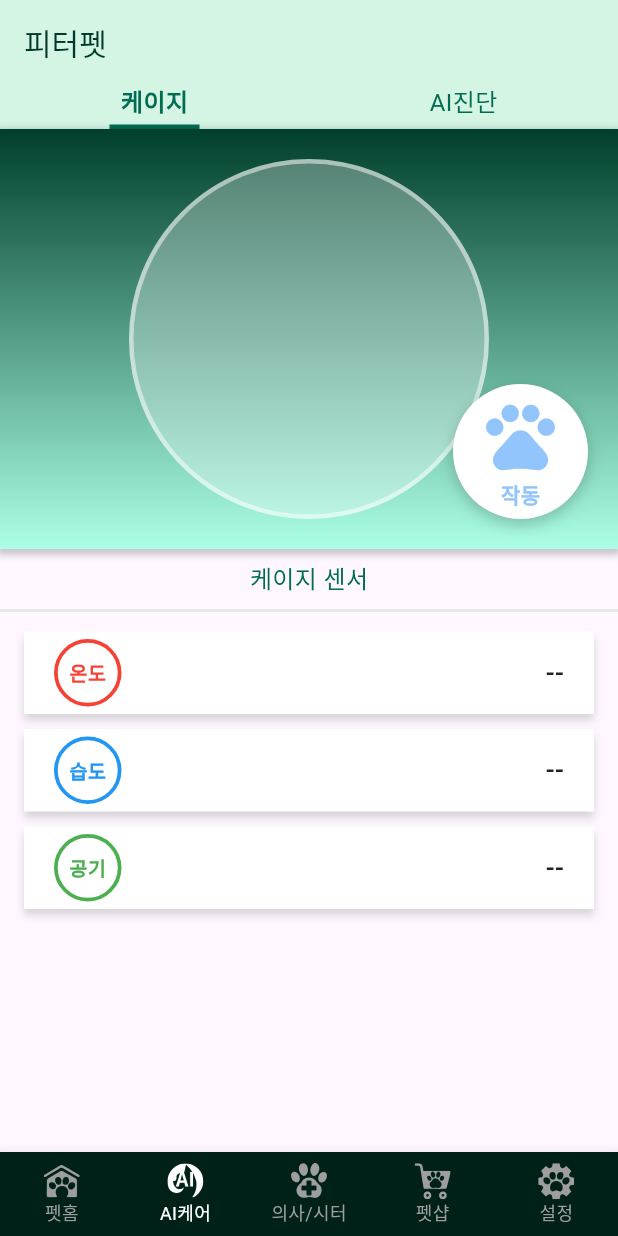
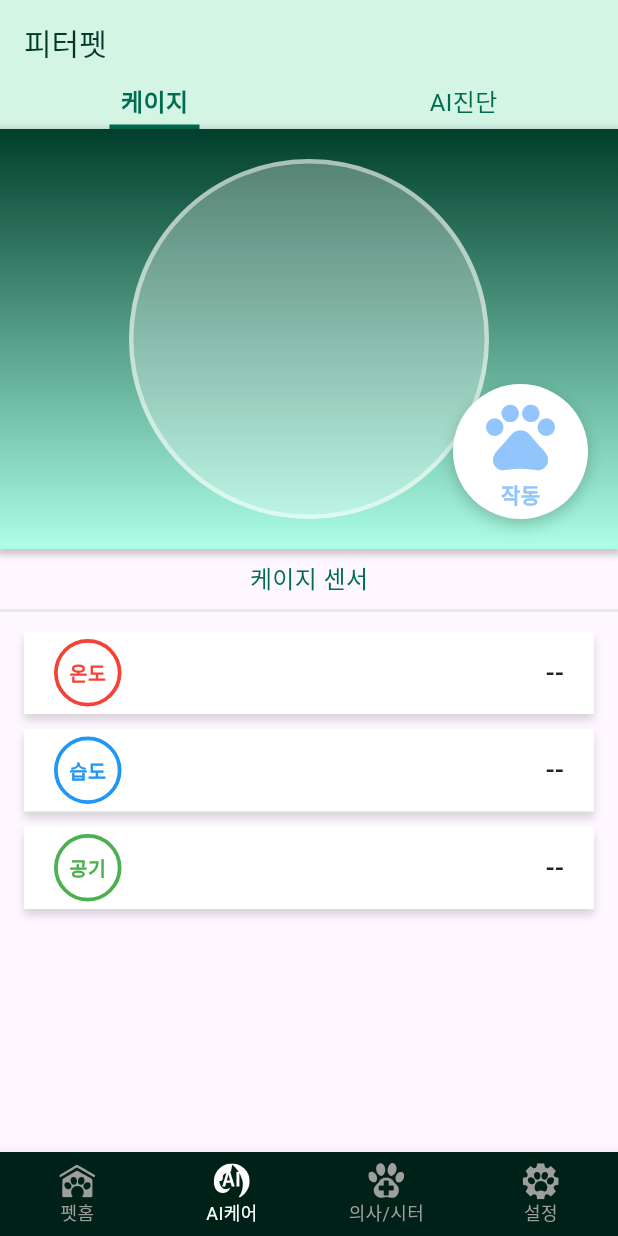
Before and after one commit to bsljm2002/pet, a Flutter app: the MainScreen screen opened by its route, item 2 of the bottom bar chosen, on a phone screen of 412 x 824 dp. Run offline on Flutter 3.47's test engine with Material 3 defaults, Android fonts, the phone set to English and light mode, and no system bars; our stand-ins replace firebase_core, firebase_database, firebase_messaging, flutter_svg, image_picker, table_calendar; missing offline and left inert: kakao_map_plugin, kpostal; accounts and stored records are empty; generated files the repository leaves out were written again.

Commit message:
펫샵 기능 완전 제거 (네비게이션 바 포함)

```diff
--- a/front/main/lib/main.dart
+++ b/front/main/lib/main.dart
@@ -11,7 +11,6 @@ import 'screens/splash_screen.dart';
 import 'screens/home_screen.dart';
 import 'screens/ai_care_screen.dart';
 import 'screens/hospital_screen.dart';
-import 'screens/pet_shop_screen.dart';
 import 'screens/settings_screen.dart';
 import 'widgets/custom_app_bar.dart';
 import 'widgets/custom_bottom_nav.dart';
@@ -114,12 +113,11 @@ class _MainScreenState extends State<MainScreen> {
     _currentIndex = widget.initialIndex; // 초기 인덱스 설정
 
     // 각 탭에 해당하는 화면들의 리스트
-    // 0: 홈 (펫프로필/펫일기), 1: AI케어 (케이지/AI진단), 2: 동물병원, 3: 펫샵, 4: 설정
+    // 0: 홈 (펫프로필/펫일기), 1: AI케어 (케이지/AI진단), 2: 동물병원, 3: 설정
     _screens = [
       HomeScreen(initialTabIndex: widget.homeTabIndex),
       AiCareScreen(),
       HospitalScreen(),
-      PetShopScreen(),
       SettingsScreen(),
     ];
   }
--- a/front/main/lib/widgets/custom_bottom_nav.dart
+++ b/front/main/lib/widgets/custom_bottom_nav.dart
@@ -1,10 +1,10 @@
 // 커스텀 하단 네비게이션 바 위젯
-// 앱의 주요 5개 화면 간 이동을 담당하는 네비게이션 바
+// 앱의 주요 4개 화면 간 이동을 담당하는 네비게이션 바
 import 'package:flutter/material.dart';
 import 'package:flutter_svg/flutter_svg.dart';
 
 // 하단 네비게이션 바 위젯
-// 홈, AI케어, 펫 일기, 동물병원, 설정 화면으로 이동할 수 있는 5개의 탭 제공
+// 홈, AI케어, 동물병원, 설정 화면으로 이동할 수 있는 4개의 탭 제공
 class CustomBottomNav extends StatelessWidget {
   final int currentIndex; // 현재 선택된 탭의 인덱스
   final Function(int) onTap; // 탭 클릭 시 호출되는 콜백 함수
@@ -76,27 +76,14 @@ class CustomBottomNav extends StatelessWidget {
           ),
           label: '의사/시터',
         ),
-        // 3번: 펫샵 (SVG 아이콘 사용)
-        BottomNavigationBarItem(
-          icon: SvgPicture.asset(
-            'assets/icons/petshop.svg',
-            width: 24,
-            height: 24,
-            colorFilter: ColorFilter.mode(
-              currentIndex == 3 ? Colors.white : Colors.grey,
-              BlendMode.srcIn,
-            ),
-          ),
-          label: '펫샵',
-        ),
-        // 4번: 설정 (SVG 아이콘 사용)
+        // 3번: 설정 (SVG 아이콘 사용)
         BottomNavigationBarItem(
           icon: SvgPicture.asset(
             'assets/icons/settings.svg',
             width: 24,
             height: 24,
             colorFilter: ColorFilter.mode(
-              currentIndex == 4 ? Colors.white : Colors.grey,
+              currentIndex == 3 ? Colors.white : Colors.grey,
               BlendMode.srcIn,
             ),
           ),
```
